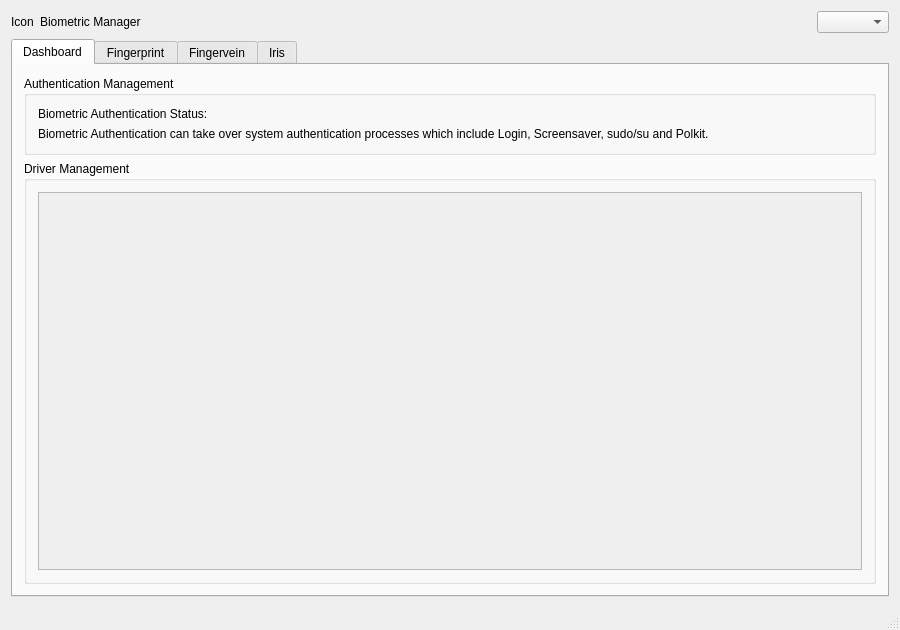
Before: the Qt Designer form mainwindow.ui in ukui/ukui-biometric-manager, drawn with Qt 5.
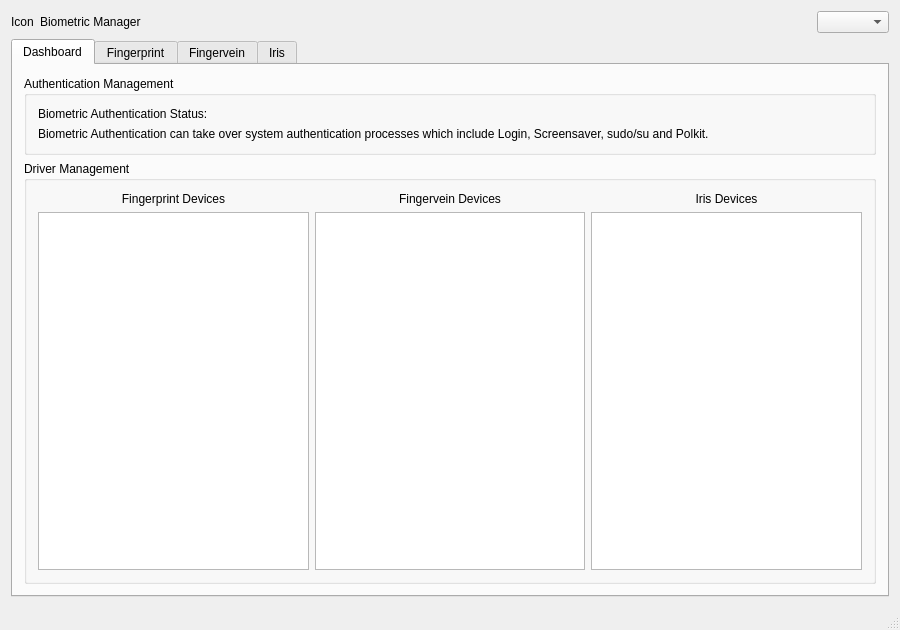
After: the same form once the commit is applied.

Commit message:
[Changed] 使用三个 TableWidget 代替原来的 GridLayout
更新相关函数并删除无用函数

Diff of the .ui file:
```diff
--- a/mainwindow.ui
+++ b/mainwindow.ui
@@ -114,22 +114,58 @@
           </property>
           <layout class="QHBoxLayout" name="horizontalLayout_6">
            <item>
-            <widget class="QScrollArea" name="scrollAreaDriver">
-             <property name="widgetResizable">
-              <bool>true</bool>
-             </property>
-             <widget class="QWidget" name="scrollAreaWidgetContents">
-              <property name="geometry">
-               <rect>
-                <x>0</x>
-                <y>0</y>
-                <width>834</width>
-                <height>327</height>
-               </rect>
-              </property>
-              <layout class="QGridLayout" name="gridLayout_2"/>
-             </widget>
-            </widget>
+            <layout class="QVBoxLayout" name="verticalLayoutFingerprint">
+             <item>
+              <widget class="QLabel" name="labelTableFingerprint">
+               <property name="text">
+                <string>Fingerprint Devices</string>
+               </property>
+               <property name="alignment">
+                <set>Qt::AlignCenter</set>
+               </property>
+              </widget>
+             </item>
+             <item>
+              <widget class="QTableWidget" name="tableWidgetFingerprint">
+              </widget>
+             </item>
+            </layout>
+           </item>
+           <item>
+            <layout class="QVBoxLayout" name="verticalLayoutFingervein">
+             <item>
+              <widget class="QLabel" name="labelTableFingervein">
+               <property name="text">
+                <string>Fingervein Devices</string>
+               </property>
+               <property name="alignment">
+                <set>Qt::AlignCenter</set>
+               </property>
+              </widget>
+             </item>
+             <item>
+              <widget class="QTableWidget" name="tableWidgetFingervein">
+              </widget>
+             </item>
+            </layout>
+           </item>
+           <item>
+            <layout class="QVBoxLayout" name="verticalLayoutIris">
+             <item>
+              <widget class="QLabel" name="labelTableIris">
+               <property name="text">
+                <string>Iris Devices</string>
+               </property>
+               <property name="alignment">
+                <set>Qt::AlignCenter</set>
+               </property>
+              </widget>
+             </item>
+             <item>
+              <widget class="QTableWidget" name="tableWidgetIris">
+              </widget>
+             </item>
+            </layout>
            </item>
           </layout>
          </widget>
```
The commit also changes 2 other files.
